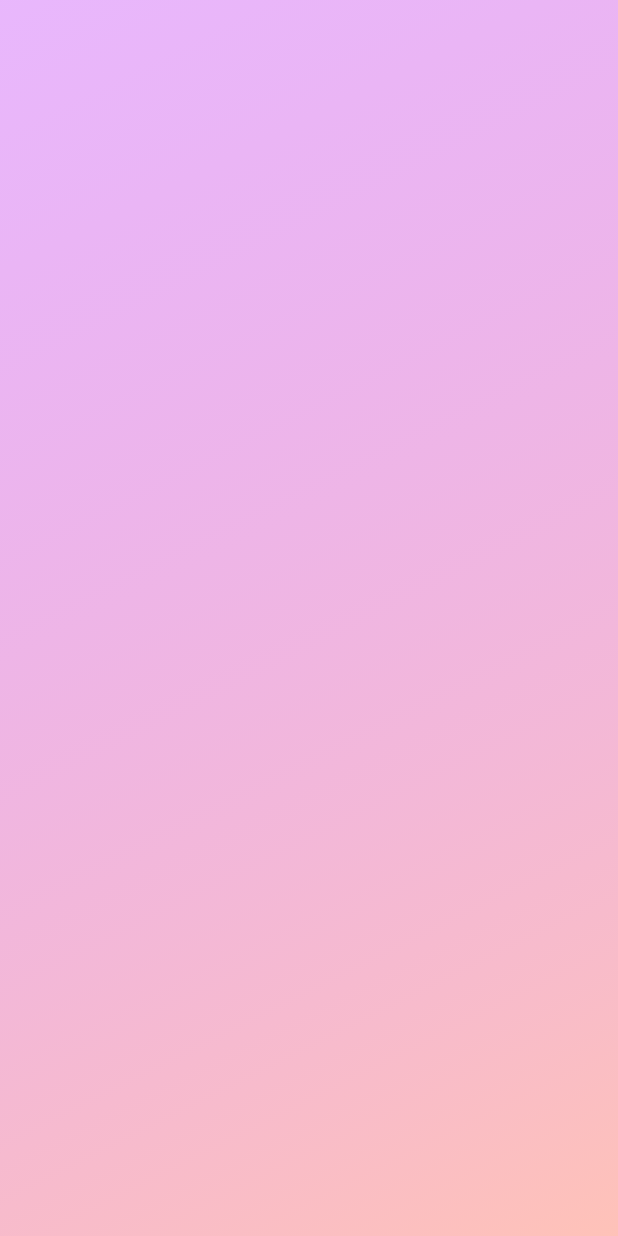
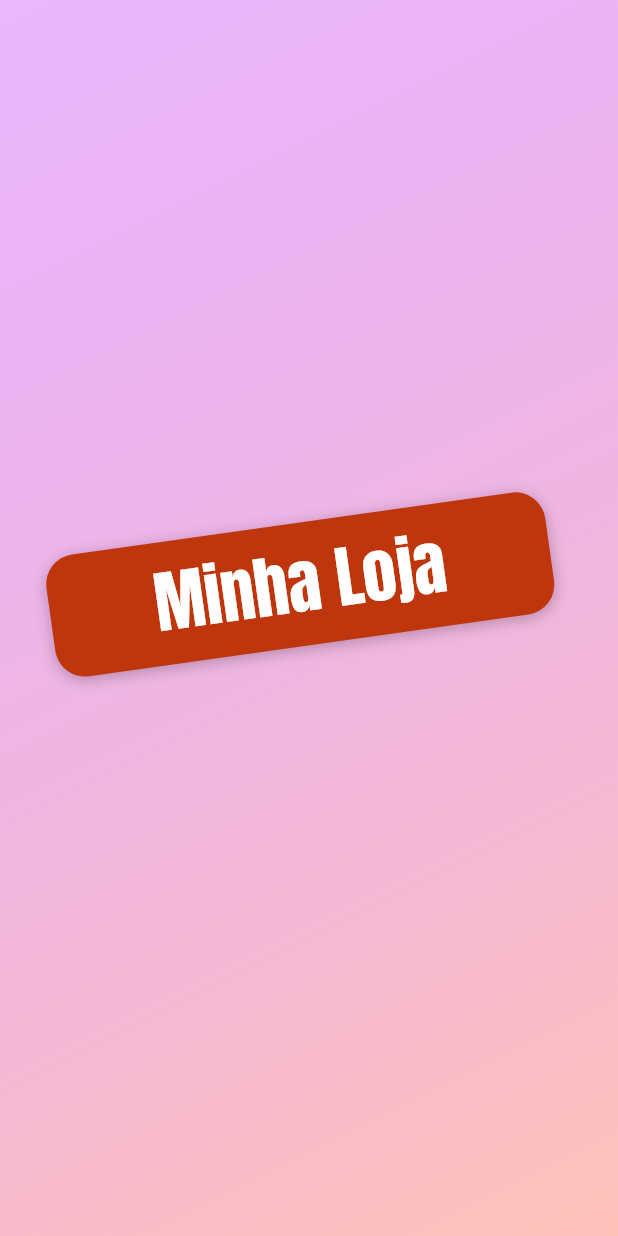
Before and after one commit to eliezerantonio/shop_with_provider, a Flutter app: the screen it shows after launch, on a phone screen of 412 x 824 dp. Run offline on Flutter 3.47's test engine with Material 2 defaults, Android fonts, the phone set to English and light mode, and no system bars; our stand-ins replace bottom_navy_bar.

Commit message:
tela part2 logo

```diff
--- a/lib/screens/auth_screen.dart
+++ b/lib/screens/auth_screen.dart
@@ -1,3 +1,5 @@
+import 'dart:math';
+
 import 'package:flutter/material.dart';
 
 class AuthScreen extends StatelessWidget {
@@ -23,8 +25,34 @@ class AuthScreen extends StatelessWidget {
           Container(
             width: double.infinity,
             child: Column(
+              mainAxisAlignment: MainAxisAlignment.center,
+              crossAxisAlignment: CrossAxisAlignment.center,
               children: [
-
+                Container(
+                  padding: EdgeInsets.symmetric(
+                    vertical: 8,
+                    horizontal: 70,
+                  ),
+                  transform: Matrix4.rotationZ(-8 * pi / 180)..translate(-10.0),
+                  decoration: BoxDecoration(
+                      borderRadius: BorderRadius.circular(20),
+                      color: Colors.deepOrange.shade900,
+                      boxShadow: [
+                        BoxShadow(
+                          blurRadius: 8,
+                          color: Colors.black26,
+                          offset: Offset(0, 2),
+                        )
+                      ]),
+                  child: Text(
+                    'Minha Loja',
+                    style: TextStyle(
+                      color: Theme.of(context).accentTextTheme.headline6.color,
+                      fontSize: 45,
+                      fontFamily: 'Anton',
+                    ),
+                  ),
+                )
               ],
             ),
           )
```
